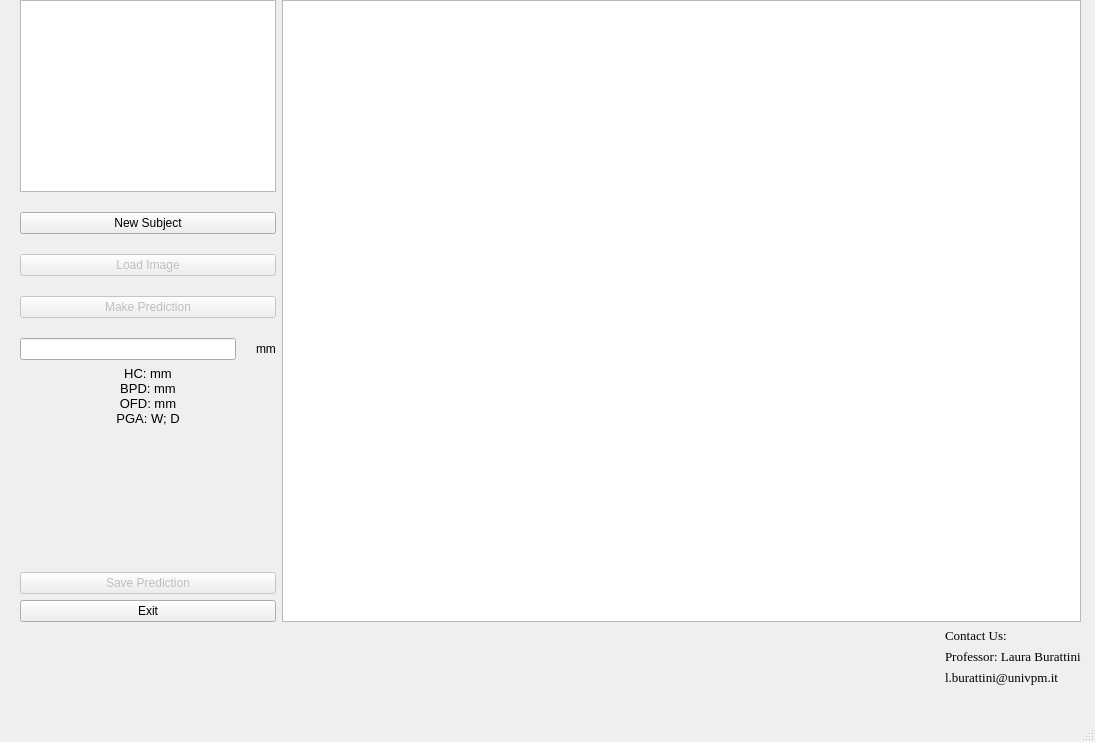
BME-Jafar/FetalBio-AI, file form.ui: the form before one commit.
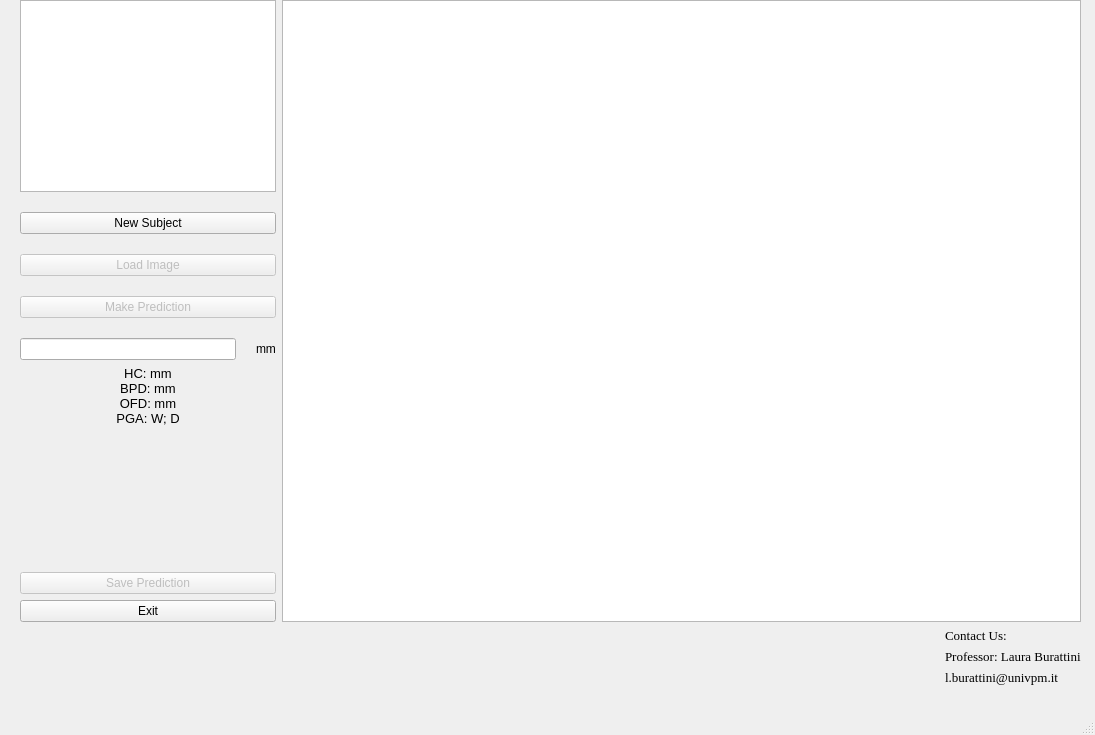
The form after the commit.

```diff
--- a/form.ui
+++ b/form.ui
@@ -7,7 +7,7 @@
     <x>0</x>
     <y>0</y>
     <width>1095</width>
-    <height>742</height>
+    <height>735</height>
    </rect>
   </property>
   <property name="sizePolicy">
```
